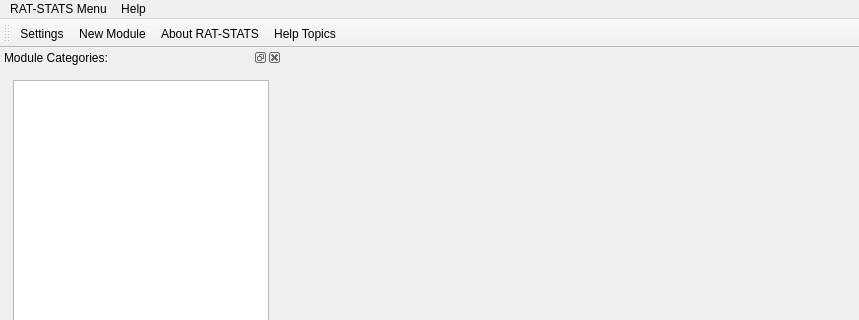
First picture: the form in products/RAT-STATS/rstats_main/src/UIRStatsMain.ui, repository cbtek/RStats2017, before the edit; both pictures show x 0 to 859 and y 0 to 320 of the 859 by 768 pixel window.
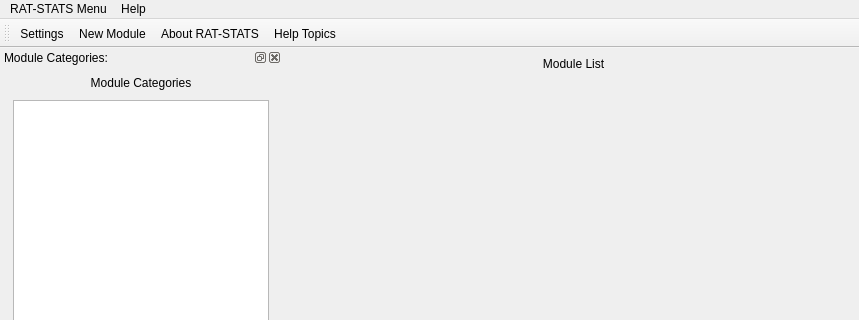
Second picture: the form after the edit.

Commit message: Added labels to main menu to show when focus has switched between category list and module list

What changed in the file:
```diff
--- a/products/RAT-STATS/rstats_main/src/UIRStatsMain.ui
+++ b/products/RAT-STATS/rstats_main/src/UIRStatsMain.ui
@@ -15,6 +15,22 @@
   </property>
   <widget class="QWidget" name="m_main">
    <layout class="QVBoxLayout" name="verticalLayout">
+    <item>
+     <widget class="QLabel" name="m_lblModuleList">
+      <property name="sizePolicy">
+       <sizepolicy hsizetype="Preferred" vsizetype="Fixed">
+        <horstretch>0</horstretch>
+        <verstretch>0</verstretch>
+       </sizepolicy>
+      </property>
+      <property name="text">
+       <string>Module List</string>
+      </property>
+      <property name="alignment">
+       <set>Qt::AlignCenter</set>
+      </property>
+     </widget>
+    </item>
     <item>
      <widget class="QFrame" name="m_lytModules">
       <layout class="QVBoxLayout" name="verticalLayout_3">
@@ -59,6 +75,16 @@
    </attribute>
    <widget class="QWidget" name="dockWidgetContents">
     <layout class="QVBoxLayout" name="verticalLayout_4">
+     <item>
+      <widget class="QLabel" name="m_lblCategoryList">
+       <property name="text">
+        <string>Module Categories</string>
+       </property>
+       <property name="alignment">
+        <set>Qt::AlignCenter</set>
+       </property>
+      </widget>
+     </item>
      <item>
       <widget class="QFrame" name="verticalFrame">
        <layout class="QVBoxLayout" name="verticalLayout_2">
```
The commit also changes 3 other files.
